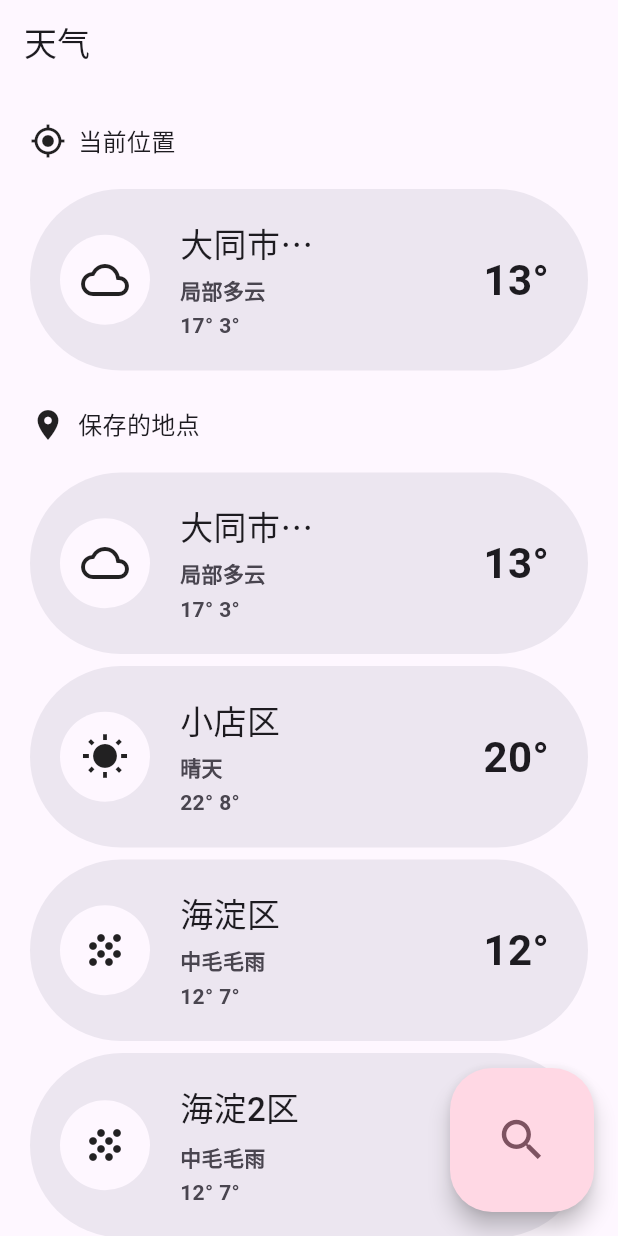
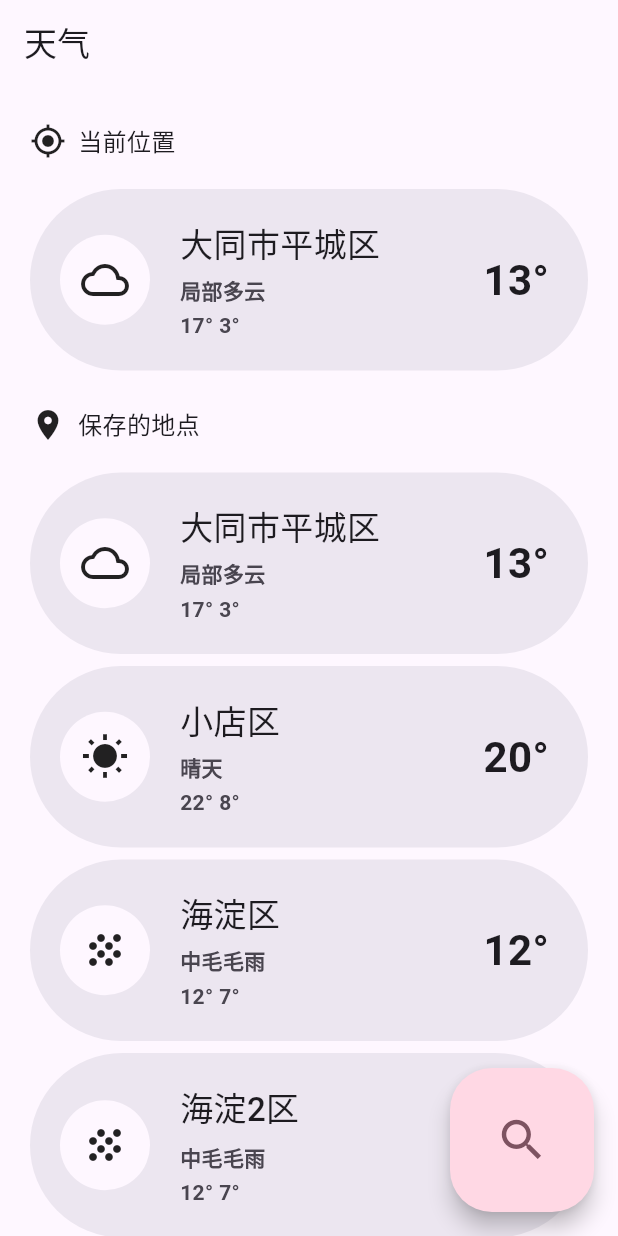
Before and after one commit to Tseshongfeeshur/ryans_weather_viewer, a Flutter app: the screen it shows after launch, on a phone screen of 412 x 824 dp. Run offline on Flutter 3.47's test engine with Material 3 defaults, Android fonts, the phone set to English and light mode, and no system bars.

Commit message:
fix the text in weather card

```diff
--- a/lib/pages/home.dart
+++ b/lib/pages/home.dart
@@ -199,11 +199,13 @@ class WeatherCard extends StatelessWidget {
                       Expanded(
                         child: Column(
                           crossAxisAlignment: CrossAxisAlignment.start,
+                          mainAxisSize: MainAxisSize.min,
                           children: [
                             Padding(
                               padding: EdgeInsets.only(bottom: 6),
                               child: Text(
                                 item.position,
+                                maxLines: 1,
                                 style: TextStyle(
                                   fontSize: 22,
                                   fontWeight: FontWeight.w500,
@@ -215,6 +217,7 @@ class WeatherCard extends StatelessWidget {
                               padding: EdgeInsets.only(bottom: 4),
                               child: Text(
                                 getWeatherDescription(item.weather.code),
+                                maxLines: 1,
                                 style: TextStyle(
                                   fontSize: 14,
                                   fontWeight: FontWeight.w700,
@@ -225,6 +228,7 @@ class WeatherCard extends StatelessWidget {
                             ),
                             Text(
                               '${item.weather.maxTemp}° ${item.weather.minTemp}°',
+                              maxLines: 1,
                               style: TextStyle(
                                 fontSize: 14,
                                 fontWeight: FontWeight.w600,
@@ -235,7 +239,6 @@ class WeatherCard extends StatelessWidget {
                           ],
                         ),
                       ),
-                      Spacer(), // 撑开空间
                       Padding(
                         padding: EdgeInsets.only(right: 6),
                         child: Text(
```
